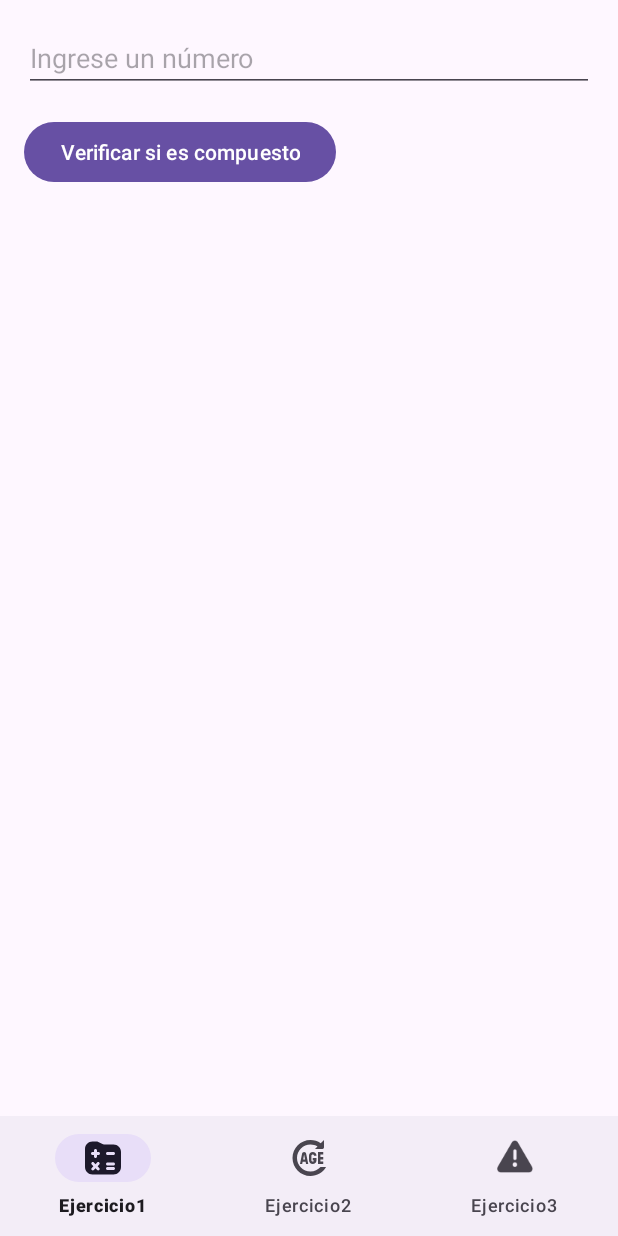
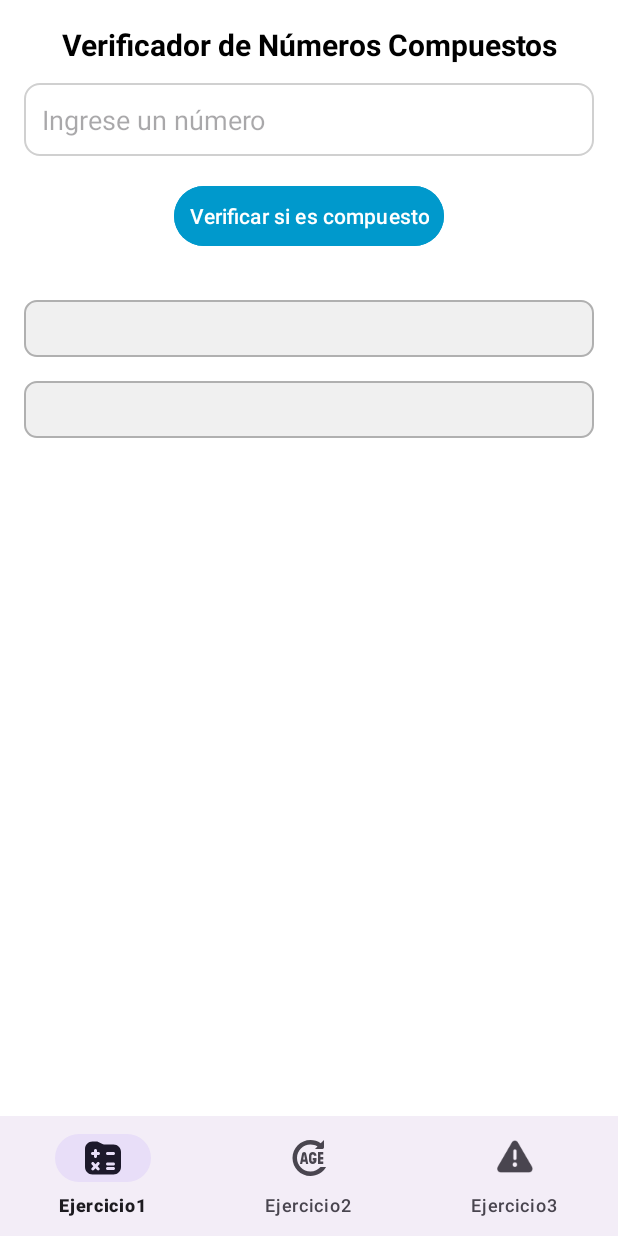
Before and after one commit to FredyArana/MenuEjercicios, an Android app: the CompositeCheckerFragment screen opened through its navigation route, on a phone screen of 412 x 824 dp. Run offline under Robolectric (Android 15) with nearby library versions, the phone set to English and light mode, and no system bars; our stand-ins replace navigation-ui.

```diff
--- a/app/src/main/res/layout/fragment_composite_checker.xml
+++ b/app/src/main/res/layout/fragment_composite_checker.xml
@@ -1,34 +1,55 @@
-<?xml version="1.0" encoding="utf-8"?>
-<LinearLayout
-    xmlns:android="http://schemas.android.com/apk/res/android"
-    xmlns:app="http://schemas.android.com/apk/res-auto"
+<LinearLayout xmlns:android="http://schemas.android.com/apk/res/android"
     xmlns:tools="http://schemas.android.com/tools"
     android:layout_width="match_parent"
     android:layout_height="match_parent"
+    android:background="@color/white"
     android:orientation="vertical"
     android:padding="16dp"
     tools:context=".CompositeCheckerFragment">
+
+    <TextView
+        android:id="@+id/tvTitle"
+        android:layout_width="match_parent"
+        android:layout_height="wrap_content"
+        android:layout_marginBottom="12dp"
+        android:gravity="center"
+        android:text="Verificador de Números Compuestos"
+        android:textColor="@color/black"
+        android:textSize="20sp"
+        android:textStyle="bold" />
 
     <EditText
         android:id="@+id/etNumberInput"
         android:layout_width="match_parent"
         android:layout_height="wrap_content"
+        android:layout_marginBottom="16dp"
+        android:background="@drawable/edittext_background"
         android:hint="Ingrese un número"
-        android:inputType="number" />
+        android:inputType="number"
+        android:padding="12dp" />
 
     <Button
         android:id="@+id/btnCheckComposite"
         android:layout_width="wrap_content"
         android:layout_height="wrap_content"
-        android:layout_marginTop="16dp"
-        android:text="Verificar si es compuesto" />
+        android:layout_gravity="center"
+        android:layout_marginBottom="16dp"
+        android:backgroundTint="@android:color/holo_blue_dark"
+        android:elevation="4dp"
+        android:padding="10dp"
+        android:text="Verificar si es compuesto"
+        android:textColor="@android:color/white" />
 
     <TextView
         android:id="@+id/tvFactorsResult"
         android:layout_width="match_parent"
         android:layout_height="wrap_content"
         android:layout_marginTop="16dp"
+        android:background="@drawable/text_background"
+        android:gravity="center"
+        android:padding="8dp"
         android:text=""
+        android:textColor="@color/black"
         android:textSize="16sp" />
 
     <TextView
@@ -36,7 +57,10 @@
         android:layout_width="match_parent"
         android:layout_height="wrap_content"
         android:layout_marginTop="16dp"
+        android:background="@drawable/text_background"
+        android:gravity="center"
+        android:padding="8dp"
         android:text=""
+        android:textColor="@color/black"
         android:textSize="16sp" />
-
 </LinearLayout>
```
